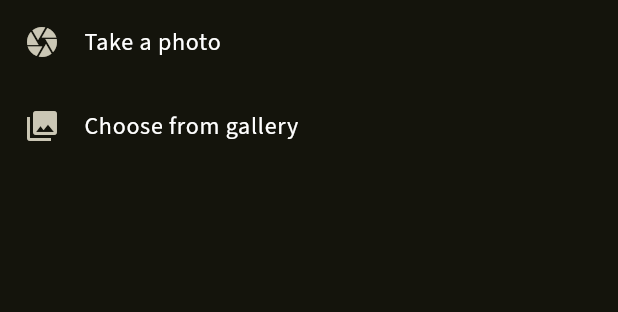
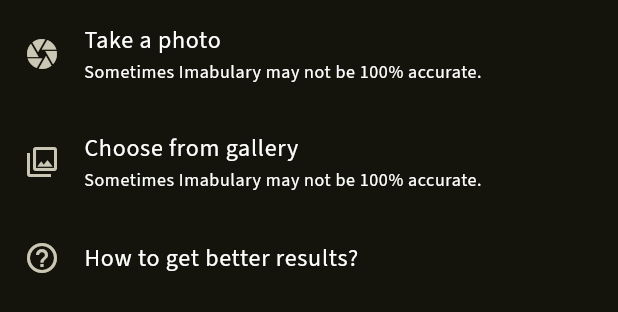
Before and after one commit to Imabulary/Imabulary, a Flutter app: the AddBottomSheet widget shown alone on an empty page, opened directly, on a phone screen of 412 x 824 dp. Shown: the top 312 px of the screen. Run offline on Flutter 3.47's test engine with Material 3 defaults, Android fonts, the phone set to English and light mode, and no system bars; our stand-ins replace another_flushbar, auto_route, dio, firebase_auth, firebase_core, flutter_dotenv and 11 more; accounts and stored records are empty; generated files the repository leaves out were written again; network calls fail.

Commit message:
feat: add disclaimer about possible inaccurate results

```diff
--- a/mobile/lib/app/Layout/components/bottom_sheet_item.dart
+++ b/mobile/lib/app/Layout/components/bottom_sheet_item.dart
@@ -21,6 +21,10 @@ class BottomSheetItem extends StatelessWidget {
     return ListTile(
       leading: Icon(icon),
       title: TypeSetting(title),
+      subtitle: const TypeSetting(
+        'Sometimes Imabulary may not be 100% accurate.',
+        variant: TextVariants.bodySmall,
+      ),
       onTap: () {
         scanPhoto != null ? scanPhoto!(source) : null;
       },
--- a/mobile/lib/app/Layout/widgets/AddBottomSheet/add_bottom_sheet.dart
+++ b/mobile/lib/app/Layout/widgets/AddBottomSheet/add_bottom_sheet.dart
@@ -6,6 +6,7 @@ import 'package:mobile/app/Flashcard/domain/card.dart';
 import 'package:mobile/app/Flashcard/presentation/flashcard.dart';
 import 'package:mobile/app/Layout/components/bottom_sheet_item.dart';
 import 'package:mobile/app/Layout/widgets/AddBottomSheet/add_bottom_sheet_controller.dart';
+import 'package:mobile/atoms/type_setting.dart';
 import 'package:mobile/utils/async_value_ui.dart';
 
 class AddBottomSheet extends ConsumerWidget {
@@ -48,9 +49,29 @@ class AddBottomSheet extends ConsumerWidget {
         BottomSheetItem(
           source: ImageSource.gallery,
           scanPhoto: scanPhoto,
-          icon: Icons.collections,
+          icon: Icons.collections_outlined,
           title: 'Choose from gallery',
         ),
+        ListTile(
+          title: const TypeSetting('How to get better results?'),
+          leading: const Icon(Icons.help_outline),
+          onTap: () {
+            showDialog(
+              context: context,
+              builder: (context) => const AlertDialog(
+                title: TypeSetting(
+                  'Tips on how to scan objects like a pro',
+                  variant: TextVariants.headlineLarge,
+                ),
+                content: TypeSetting(
+                  """1. Take a picture of one object at a time.
+2. Make sure there's enough light before taking a photo.
+3. Do not upload any private or explicit content.""",
+                ),
+              ),
+            );
+          },
+        )
       ],
     );
   }
--- a/mobile/lib/app/Set/components/DeleteActionItem/delete_action_item.dart
+++ b/mobile/lib/app/Set/components/DeleteActionItem/delete_action_item.dart
@@ -38,7 +38,7 @@ class DeleteActionItem extends ConsumerWidget {
 
     return ListTile(
       onTap: state.isLoading ? null : () => delete(set!.id),
-      leading: const Icon(Icons.delete_forever),
+      leading: const Icon(Icons.delete_forever_outlined),
       title: const TypeSetting('Delete'),
       subtitle: const TypeSetting(
         'The set will be permanently deleted. Flashcards will remain.',
```
